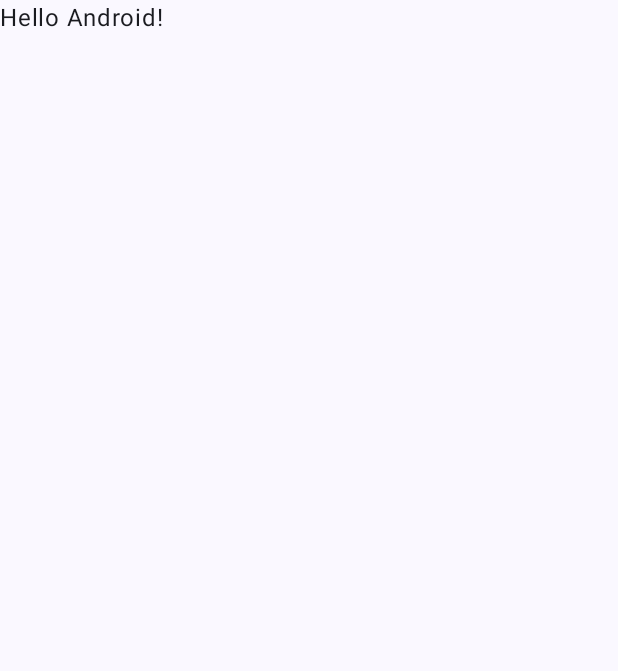
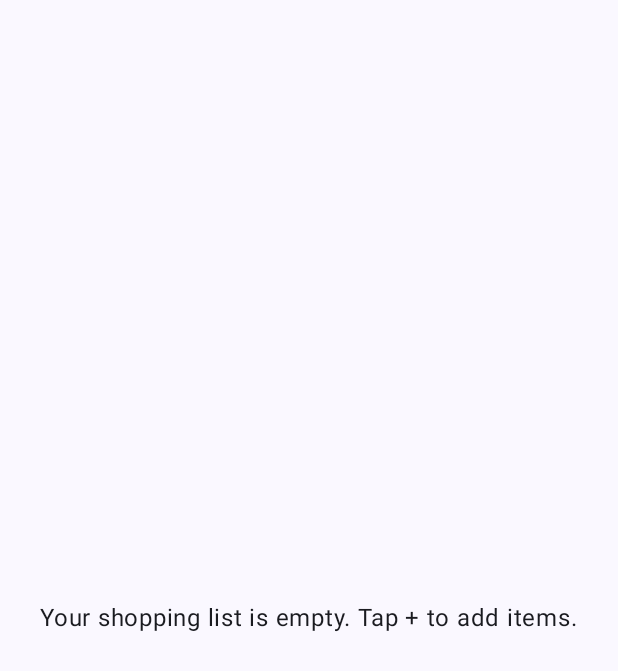
Before and after one commit to LukaFenir/lucius-list, an Android app built with Jetpack Compose: the screen it shows after launch (MainActivity), on a phone screen of 412 x 824 dp. Before the commit the part shown is almost empty. Shown: the top 671 px of the screen. Run offline under Robolectric (Android 15) with nearby library versions, the phone set to English and light mode, and no system bars.

Commit message:
feat: added shopping list screen with dummy text

```diff
--- a/app/src/main/java/com/lukafenir/luciuslist/MainActivity.kt
+++ b/app/src/main/java/com/lukafenir/luciuslist/MainActivity.kt
@@ -5,12 +5,10 @@ import androidx.activity.ComponentActivity
 import androidx.activity.compose.setContent
 import androidx.activity.enableEdgeToEdge
 import androidx.compose.foundation.layout.fillMaxSize
-import androidx.compose.foundation.layout.padding
-import androidx.compose.material3.Scaffold
-import androidx.compose.material3.Text
-import androidx.compose.runtime.Composable
+import androidx.compose.material3.MaterialTheme
+import androidx.compose.material3.Surface
 import androidx.compose.ui.Modifier
-import androidx.compose.ui.tooling.preview.Preview
+import com.lukafenir.luciuslist.ui.ShoppingListScreen
 import com.lukafenir.luciuslist.ui.theme.LuciuslistTheme
 
 class MainActivity : ComponentActivity() {
@@ -19,29 +17,13 @@ class MainActivity : ComponentActivity() {
         enableEdgeToEdge()
         setContent {
             LuciuslistTheme {
-                Scaffold(modifier = Modifier.fillMaxSize()) { innerPadding ->
-                    Greeting(
-                        name = "Android",
-                        modifier = Modifier.padding(innerPadding)
-                    )
+                Surface(
+                    modifier = Modifier.fillMaxSize(),
+                    color = MaterialTheme.colorScheme.background
+                ) {
+                    ShoppingListScreen()
                 }
             }
         }
     }
 }
-
-@Composable
-fun Greeting(name: String, modifier: Modifier = Modifier) {
-    Text(
-        text = "Hello $name!",
-        modifier = modifier
-    )
-}
-
-@Preview(showBackground = true)
-@Composable
-fun GreetingPreview() {
-    LuciuslistTheme {
-        Greeting("Android")
-    }
-}
--- /dev/null
+++ b/app/src/main/java/com/lukafenir/luciuslist/ui/ShoppingListScreen.kt
@@ -0,0 +1,30 @@
+package com.lukafenir.luciuslist.ui
+
+import androidx.compose.foundation.layout.Box
+import androidx.compose.foundation.layout.fillMaxSize
+import androidx.compose.material3.Text
+import androidx.compose.runtime.Composable
+import androidx.compose.ui.Alignment
+import androidx.compose.ui.Modifier
+import androidx.compose.ui.tooling.preview.Preview
+import com.lukafenir.luciuslist.ui.theme.LuciuslistTheme
+
+@Composable
+fun ShoppingListScreen(
+) {
+    Box(
+        modifier = Modifier
+            .fillMaxSize(),
+        contentAlignment = Alignment.Center
+    ) {
+        Text("Your shopping list is empty. Tap + to add items.")
+    }
+}
+
+@Preview(showBackground = true)
+@Composable
+fun ShoppingListScreenPreview() {
+    LuciuslistTheme {
+        ShoppingListScreen()
+    }
+}
```
Also changed, not shown: 1 other file.
